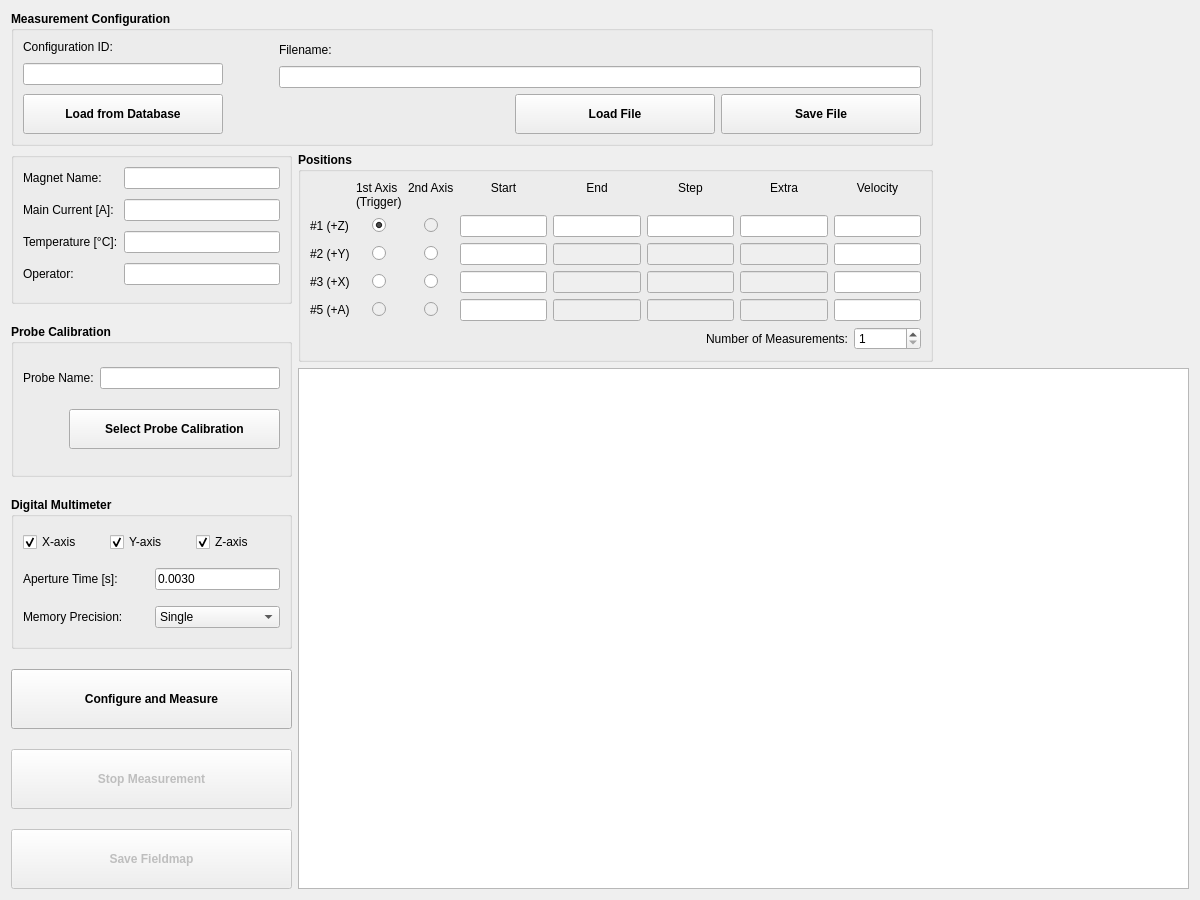
Above: hallbench/gui/ui/measurementwidget.ui from lnls-ima/hall-bench-control before the change. Below: the same form after it.
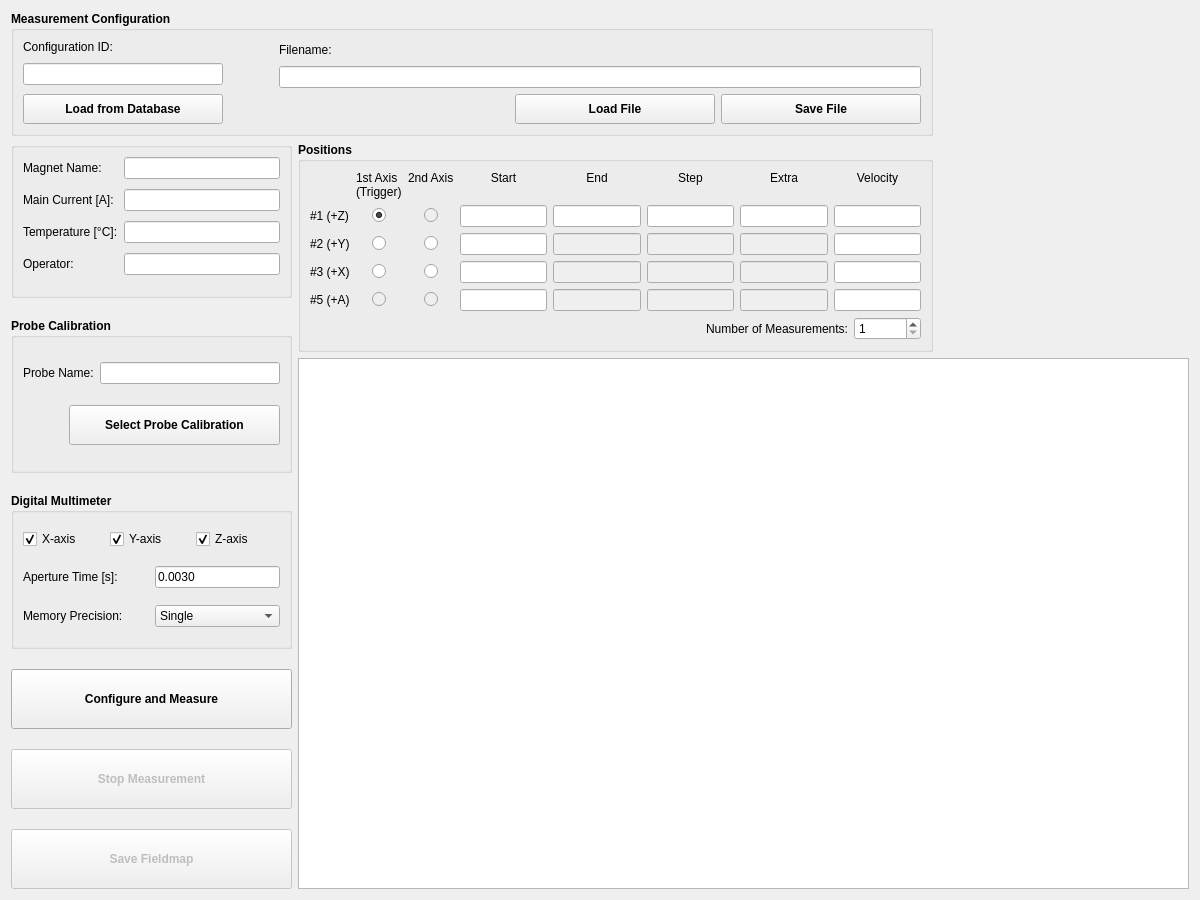
That is the form after the change. Custom widgets are drawn as their Qt base class.

What changed in the file:
```diff
--- a/hallbench/gui/ui/measurementwidget.ui
+++ b/hallbench/gui/ui/measurementwidget.ui
@@ -596,7 +596,7 @@
         <property name="minimumSize">
          <size>
           <width>200</width>
-          <height>40</height>
+          <height>30</height>
          </size>
         </property>
         <property name="maximumSize">
@@ -628,7 +628,7 @@
         <property name="minimumSize">
          <size>
           <width>200</width>
-          <height>40</height>
+          <height>30</height>
          </size>
         </property>
         <property name="text">
@@ -641,7 +641,7 @@
         <property name="minimumSize">
          <size>
           <width>200</width>
-          <height>40</height>
+          <height>30</height>
          </size>
         </property>
         <property name="text">
```
